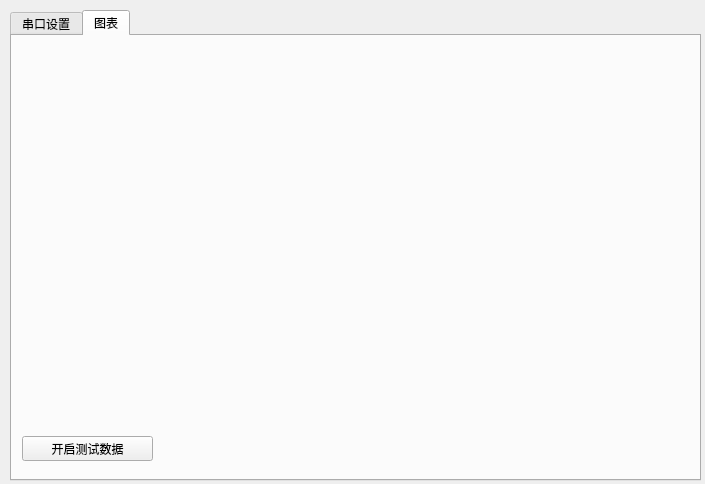
Before: the Qt Designer form mainwindow.ui in aeagean/SerialPort, drawn with Qt 5.
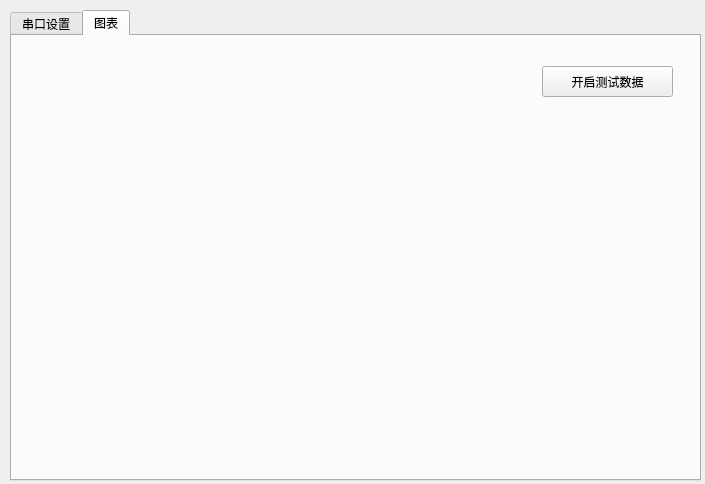
After: the same form once the commit is applied. Custom widgets are drawn as their Qt base class.

Commit message: 调增布局

Patch:
```diff
--- a/mainwindow.ui
+++ b/mainwindow.ui
@@ -249,19 +249,19 @@
      <widget class="QCustomPlot" name="qCustomPlot" native="true">
       <property name="geometry">
        <rect>
-        <x>0</x>
-        <y>0</y>
-        <width>681</width>
-        <height>431</height>
+        <x>10</x>
+        <y>10</y>
+        <width>671</width>
+        <height>421</height>
        </rect>
       </property>
       <widget class="QPushButton" name="m_testBtn">
        <property name="geometry">
         <rect>
-         <x>10</x>
-         <y>400</y>
+         <x>520</x>
+         <y>20</y>
          <width>131</width>
-         <height>25</height>
+         <height>31</height>
         </rect>
        </property>
        <property name="text">
```
The commit also changes 1 other file.
